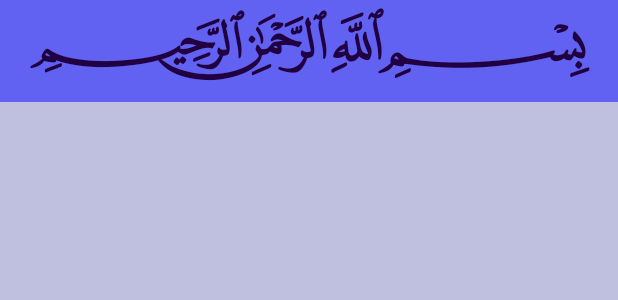
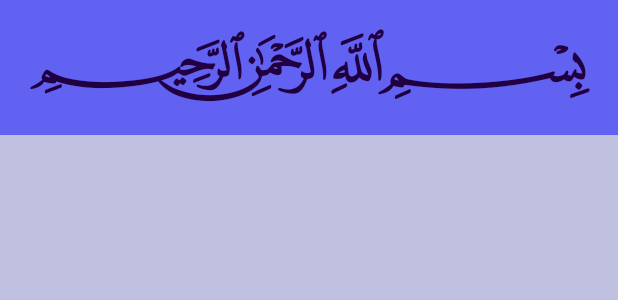
Before and after one commit to blueheron786/hifz-checker-mushaf, an Android app built with Jetpack Compose: the layout item_basmala.xml on its own in the app's theme, with its tools: preview values and no code run, on a phone screen of 412 x 824 dp. Shown: the top 300 px of the screen. Run offline under Robolectric (Android 15) with nearby library versions, the phone set to English and light mode, and no system bars.

Commit message:
Theming / consistency

```diff
--- a/app/src/main/res/layout/item_basmala.xml
+++ b/app/src/main/res/layout/item_basmala.xml
@@ -8,10 +8,10 @@
     android:ellipsize="none"
     android:fontFamily="@font/mushaf"
     android:gravity="center"
-    android:includeFontPadding="false"
+    android:includeFontPadding="true"
     android:layoutDirection="rtl"
     android:maxLines="1"
-    android:padding="4dp"
+    android:padding="12dp"
     android:text="﷽"
     android:textColor="@color/text_primary"
     android:textStyle="bold"
--- a/app/src/main/res/layout/item_page.xml
+++ b/app/src/main/res/layout/item_page.xml
@@ -13,5 +13,5 @@
         android:layout_height="wrap_content"
         android:orientation="vertical"
         android:layoutDirection="rtl"
-        android:padding="16dp"/>
+        android:padding="20dp"/>
 </androidx.core.widget.NestedScrollView>
--- a/app/src/main/res/values/styles.xml
+++ b/app/src/main/res/values/styles.xml
@@ -31,6 +31,8 @@
         <item name="android:fontFamily">@font/mushaf</item>
         <item name="android:textSize">@dimen/ayah_text_size</item>
         <item name="android:textColor">@color/text_primary</item>
-        <item name="android:lineSpacingExtra">4dp</item>
+        <item name="android:lineSpacingExtra">6dp</item>
+        <item name="android:includeFontPadding">true</item>
+        <item name="android:textAlignment">center</item>
     </style>
 </resources>
```
